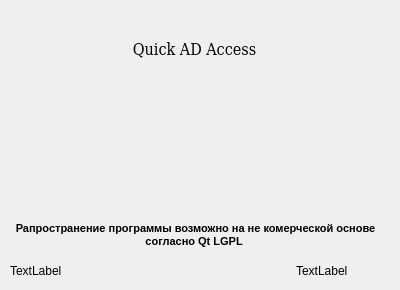
First picture: the form in start_window.ui, repository Bigmagyshka/Quick-AD-Access, before the edit.
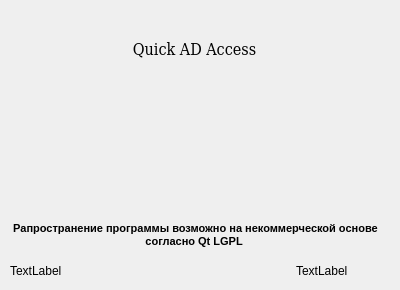
Second picture: the form after the edit.

```diff
--- a/start_window.ui
+++ b/start_window.ui
@@ -73,7 +73,7 @@
     </font>
    </property>
    <property name="text">
-    <string>Рапространение программы возможно на не комерческой основе согласно Qt LGPL </string>
+    <string>Рапространение программы возможно на некоммерческой основе согласно Qt LGPL </string>
    </property>
    <property name="textFormat">
     <enum>Qt::RichText</enum>
```
